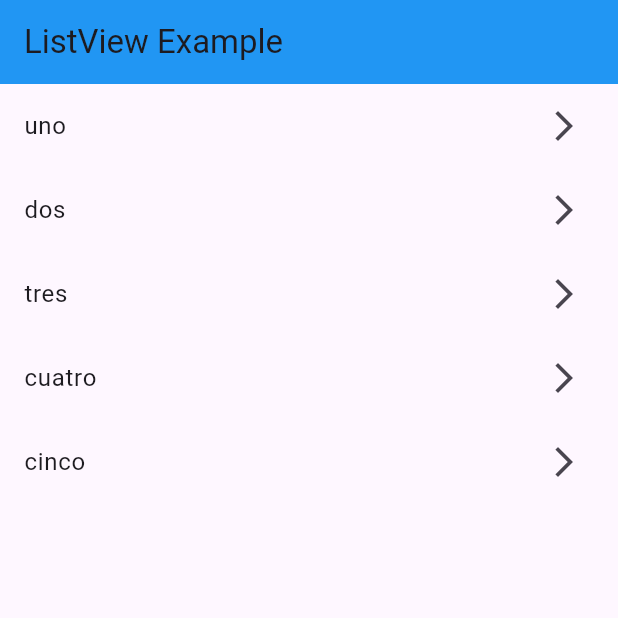
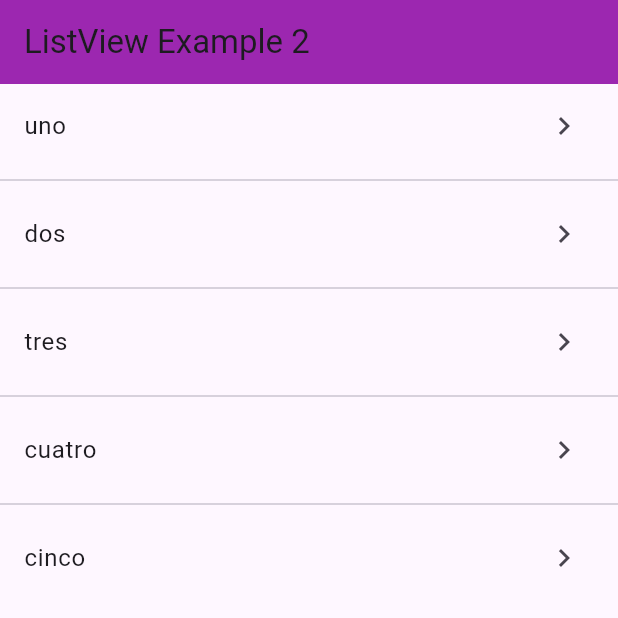
Before and after one commit to JorgeAlcaras/flutter-components-app, a Flutter app: the screen it shows after launch, on a phone screen of 412 x 824 dp, the top half of it. Run offline on Flutter 3.47's test engine with Material 3 defaults, Android fonts, the phone set to English and light mode, and no system bars.

Commit message:
Feature (Screens): :sparkles: The ListView.separated has been implemented.

```diff
--- a/lib/main.dart
+++ b/lib/main.dart
@@ -1,5 +1,5 @@
 import 'package:flutter/material.dart';
-import 'package:flutter_components_app/screen/listview_screen.dart';
+import 'package:flutter_components_app/screen/listview2_screen.dart';
 
 void main() {
   runApp(const MyApp());
@@ -12,7 +12,7 @@
   Widget build(BuildContext context) {
     return MaterialApp(
       title: 'Flutter Demo',
-      home: ListView1(),
+      home: ListView2(),
     );
   }
 }
--- /dev/null
+++ b/lib/screen/listview2_screen.dart
@@ -0,0 +1,25 @@
+import 'package:flutter/material.dart';
+
+class ListView2 extends StatelessWidget {
+  final options = const ['uno', 'dos', 'tres', 'cuatro', 'cinco'];
+  const ListView2({Key? key}) : super(key: key);
+  @override
+  Widget build(BuildContext context) {
+    return Scaffold(
+      appBar: AppBar(
+        backgroundColor: Colors.purple,
+        title: const Text('ListView Example 2'),
+      ),
+      body: ListView.separated(
+          itemBuilder: (context, index) => ListTile(
+                title: Text(options[index]),
+                trailing: const Icon(Icons.keyboard_arrow_right),
+                onTap: () {
+                  print('Tapped: ${options[index]}');
+                },
+              ),
+          separatorBuilder: (_, __) => const Divider(),
+          itemCount: options.length),
+    );
+  }
+}
```
